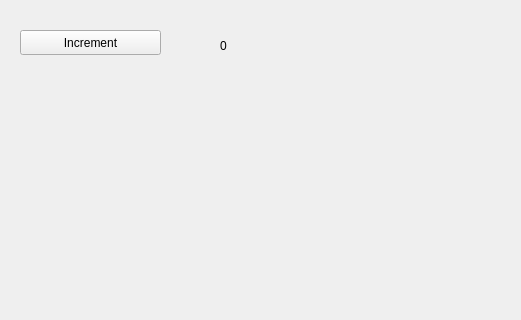
Old version of the form MainWindowOnMyOwn/MainWindow.ui in the repository dlee67/FifthPracticeBucket; both pictures show x 0 to 521 and y 0 to 320 of the 800 by 600 pixel window.
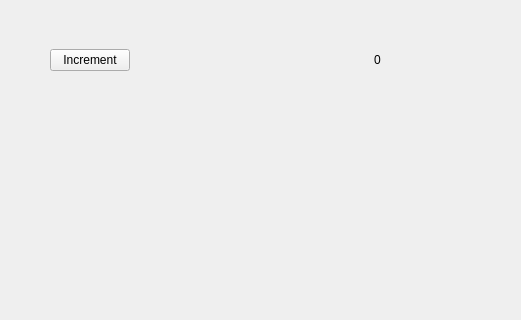
New version of the form.

Commit message: Spacers and layout is lot simpler than I thought, at least in UI mode.

The edit to the form file:
```diff
--- a/MainWindowOnMyOwn/MainWindow.ui
+++ b/MainWindowOnMyOwn/MainWindow.ui
@@ -14,31 +14,44 @@
    <string>MainWindow</string>
   </property>
   <widget class="QWidget" name="centralwidget">
-   <widget class="QPushButton" name="saySomething">
+   <widget class="QWidget" name="horizontalLayoutWidget">
     <property name="geometry">
      <rect>
-      <x>20</x>
-      <y>30</y>
-      <width>141</width>
-      <height>25</height>
+      <x>50</x>
+      <y>20</y>
+      <width>331</width>
+      <height>80</height>
      </rect>
     </property>
-    <property name="text">
-     <string>Increment</string>
-    </property>
-   </widget>
-   <widget class="QLabel" name="counter">
-    <property name="geometry">
-     <rect>
-      <x>220</x>
-      <y>10</y>
-      <width>131</width>
-      <height>71</height>
-     </rect>
-    </property>
-    <property name="text">
-     <string>0</string>
-    </property>
+    <layout class="QHBoxLayout" name="horizontalLayout_2">
+     <item>
+      <widget class="QPushButton" name="saySomething">
+       <property name="text">
+        <string>Increment</string>
+       </property>
+      </widget>
+     </item>
+     <item>
+      <spacer name="horizontalSpacer">
+       <property name="orientation">
+        <enum>Qt::Horizontal</enum>
+       </property>
+       <property name="sizeHint" stdset="0">
+        <size>
+         <width>40</width>
+         <height>20</height>
+        </size>
+       </property>
+      </spacer>
+     </item>
+     <item>
+      <widget class="QLabel" name="counter">
+       <property name="text">
+        <string>0</string>
+       </property>
+      </widget>
+     </item>
+    </layout>
    </widget>
   </widget>
   <widget class="QMenuBar" name="menubar">
```
The commit also changes 4 other files.
